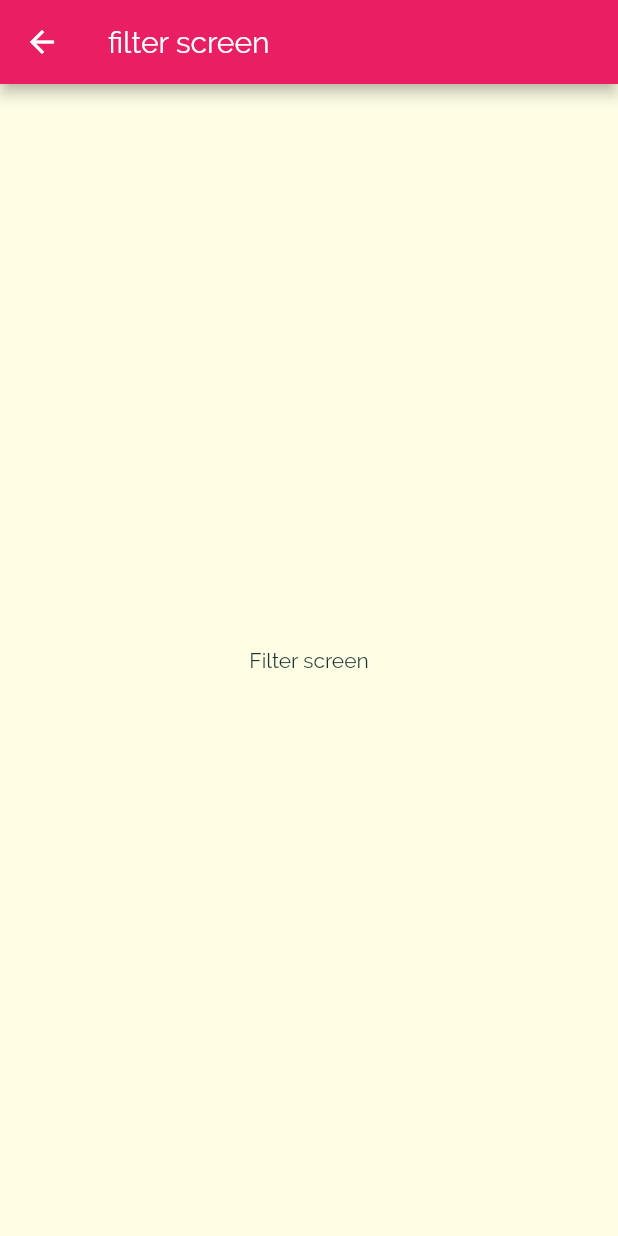
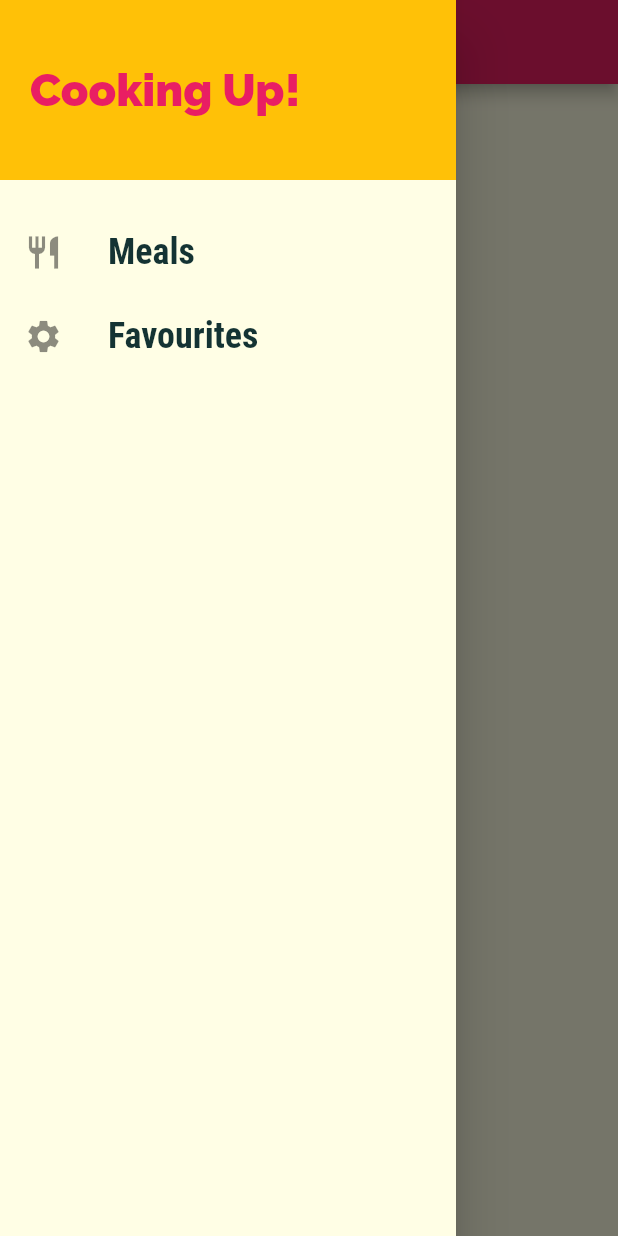
Before and after one commit to shuvo18103107/Meals-App, a Flutter app: the FilterScreen screen opened by its route, with the side drawer open (before the commit the screen has no drawer), on a phone screen of 412 x 824 dp. Run offline on Flutter 3.47's test engine with Material 2 defaults, Android fonts, the phone set to English and light mode, and no system bars.

```diff
--- a/lib/screens/filter_screen.dart
+++ b/lib/screens/filter_screen.dart
@@ -1,4 +1,5 @@
 import 'package:flutter/material.dart';
+import '../widgets/main_drawer.dart';
 
 class FilterScreen extends StatelessWidget {
   static const routeName = '/filter-screen';
@@ -10,6 +11,7 @@ class FilterScreen extends StatelessWidget {
         appBar: AppBar(
           title: Text('filter screen'),
         ),
+        drawer: Maindrawer(),
         body: Center(
           child: Text('Filter screen'),
         ));
```
